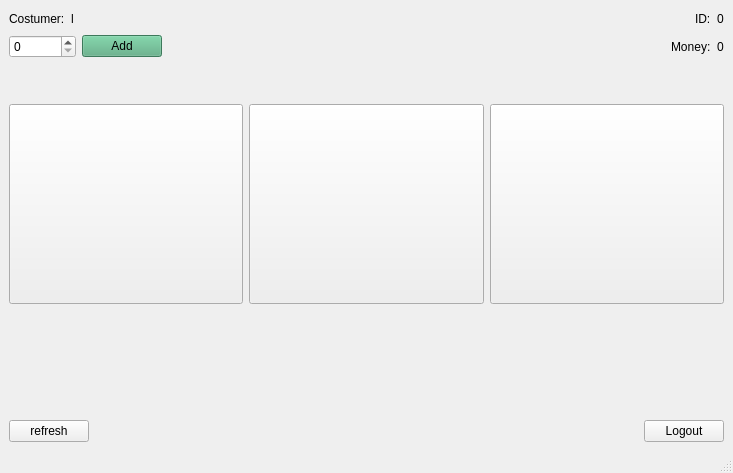
Old version of the form Stor/costumerpage.ui in the repository AP-projects-4001/IUT-s-crackpots.
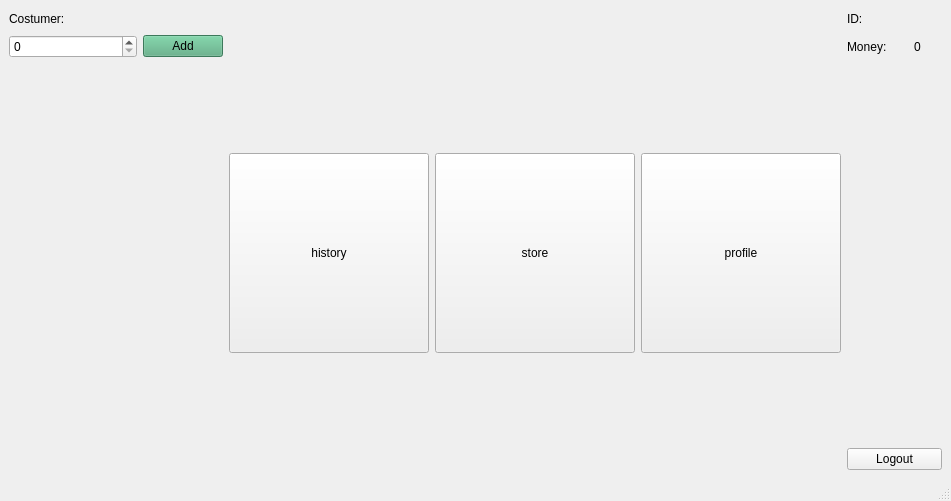
New version of the form.

Diff of the .ui file:
```diff
--- a/Stor/costumerpage.ui
+++ b/Stor/costumerpage.ui
@@ -6,104 +6,25 @@
    <rect>
     <x>0</x>
     <y>0</y>
-    <width>733</width>
-    <height>473</height>
+    <width>951</width>
+    <height>501</height>
    </rect>
   </property>
   <property name="windowTitle">
    <string>MainWindow</string>
   </property>
-  <property name="styleSheet">
-   <string notr="true"/>
-  </property>
   <widget class="QWidget" name="centralwidget">
-   <layout class="QGridLayout" name="gridLayout_3">
-    <item row="0" column="0">
      <layout class="QGridLayout" name="gridLayout_2">
       <item row="0" column="0">
        <layout class="QGridLayout" name="gridLayout">
-        <item row="0" column="0">
-         <layout class="QHBoxLayout" name="horizontalLayout_5">
-          <item>
-           <layout class="QHBoxLayout" name="horizontalLayout_3">
-            <item>
+      <item row="0" column="0" colspan="2">
              <widget class="QLabel" name="label">
               <property name="text">
                <string>Costumer:</string>
               </property>
              </widget>
             </item>
-            <item>
-             <widget class="QLabel" name="usernameLabel">
-              <property name="text">
-               <string>l</string>
-              </property>
-             </widget>
-            </item>
-           </layout>
-          </item>
-          <item>
-           <spacer name="horizontalSpacer_2">
-            <property name="orientation">
-             <enum>Qt::Horizontal</enum>
-            </property>
-            <property name="sizeHint" stdset="0">
-             <size>
-              <width>40</width>
-              <height>20</height>
-             </size>
-            </property>
-           </spacer>
-          </item>
-          <item>
-           <layout class="QHBoxLayout" name="horizontalLayout_4">
-            <item>
-             <widget class="QLabel" name="label_3">
-              <property name="text">
-               <string>ID:</string>
-              </property>
-             </widget>
-            </item>
-            <item>
-             <widget class="QLabel" name="idLabel">
-              <property name="text">
-               <string>0</string>
-              </property>
-             </widget>
-            </item>
-           </layout>
-          </item>
-         </layout>
-        </item>
-        <item row="3" column="0">
-         <layout class="QHBoxLayout" name="horizontalLayout_7">
-          <item>
-           <widget class="QPushButton" name="historyBtn">
-            <property name="minimumSize">
-             <size>
-              <width>200</width>
-              <height>200</height>
-             </size>
-            </property>
-            <property name="text">
-             <string/>
-            </property>
-           </widget>
-          </item>
-          <item>
-           <widget class="QPushButton" name="storeBtn">
-            <property name="minimumSize">
-             <size>
-              <width>200</width>
-              <height>200</height>
-             </size>
-            </property>
-            <property name="text">
-             <string/>
-            </property>
-           </widget>
-          </item>
-          <item>
+      <item row="3" column="8">
            <widget class="QPushButton" name="profileBtn">
             <property name="minimumSize">
              <size>
@@ -112,27 +33,34 @@
              </size>
             </property>
             <property name="text">
-             <string/>
+         <string>profile</string>
             </property>
             <property name="flat">
              <bool>false</bool>
             </property>
            </widget>
           </item>
-         </layout>
-        </item>
-        <item row="1" column="0">
-         <layout class="QHBoxLayout" name="horizontalLayout_6">
-          <item>
-           <layout class="QHBoxLayout" name="horizontalLayout">
-            <item>
-             <widget class="QSpinBox" name="spinBoxMoney">
-              <property name="maximum">
-               <number>1000000000</number>
+      <item row="3" column="7">
+       <widget class="QPushButton" name="storeBtn">
+        <property name="minimumSize">
+         <size>
+          <width>200</width>
+          <height>200</height>
+         </size>
+        </property>
+        <property name="text">
+         <string>store</string>
+        </property>
+       </widget>
+      </item>
+      <item row="1" column="9" colspan="2">
+       <widget class="QLabel" name="label_2">
+        <property name="text">
+         <string>Money:</string>
               </property>
              </widget>
             </item>
-            <item>
+      <item row="1" column="4" colspan="2">
              <widget class="QPushButton" name="addMoney">
               <property name="styleSheet">
                <string notr="true">background-color: rgb(85, 170, 127);</string>
@@ -142,96 +70,69 @@
               </property>
              </widget>
             </item>
-            <item>
-             <spacer name="horizontalSpacer_3">
+      <item row="4" column="1">
+       <spacer name="verticalSpacer_2">
               <property name="orientation">
-               <enum>Qt::Horizontal</enum>
+         <enum>Qt::Vertical</enum>
               </property>
               <property name="sizeHint" stdset="0">
                <size>
-                <width>40</width>
-                <height>20</height>
+          <width>20</width>
+          <height>40</height>
                </size>
               </property>
              </spacer>
             </item>
-           </layout>
-          </item>
-          <item>
-           <layout class="QHBoxLayout" name="horizontalLayout_2">
-            <item>
-             <widget class="QLabel" name="label_2">
-              <property name="text">
-               <string>Money:</string>
+      <item row="1" column="0" colspan="4">
+       <widget class="QSpinBox" name="spinBoxMoney">
+        <property name="maximum">
+         <number>1000000000</number>
               </property>
              </widget>
             </item>
-            <item>
+      <item row="1" column="11">
              <widget class="QLabel" name="moneyLabel">
               <property name="text">
                <string>0</string>
               </property>
              </widget>
             </item>
-           </layout>
-          </item>
-         </layout>
-        </item>
-        <item row="2" column="0">
-         <spacer name="verticalSpacer">
-          <property name="orientation">
-           <enum>Qt::Vertical</enum>
-          </property>
-          <property name="sizeHint" stdset="0">
-           <size>
-            <width>20</width>
-            <height>40</height>
-           </size>
-          </property>
-         </spacer>
-        </item>
-       </layout>
-      </item>
-      <item row="2" column="0">
-       <layout class="QHBoxLayout" name="horizontalLayout_8">
-        <item>
-         <widget class="QPushButton" name="pushButton">
-          <property name="text">
-           <string>refresh</string>
-          </property>
-         </widget>
-        </item>
-        <item>
-         <spacer name="horizontalSpacer">
-          <property name="orientation">
-           <enum>Qt::Horizontal</enum>
-          </property>
-          <property name="sizeHint" stdset="0">
-           <size>
-            <width>40</width>
-            <height>20</height>
-           </size>
-          </property>
-         </spacer>
-        </item>
-        <item>
-         <widget class="QLabel" name="label_4">
+      <item row="0" column="2">
+       <widget class="QLabel" name="usernameLabel">
           <property name="text">
            <string/>
           </property>
          </widget>
         </item>
-        <item>
+      <item row="5" column="9" colspan="3">
          <widget class="QPushButton" name="logoutBtn">
           <property name="text">
            <string>Logout</string>
           </property>
          </widget>
         </item>
-       </layout>
+      <item row="0" column="3" colspan="2">
+       <spacer name="horizontalSpacer">
+        <property name="orientation">
+         <enum>Qt::Horizontal</enum>
+        </property>
+        <property name="sizeHint" stdset="0">
+         <size>
+          <width>40</width>
+          <height>20</height>
+         </size>
+        </property>
+       </spacer>
       </item>
-      <item row="1" column="0">
-       <spacer name="verticalSpacer_2">
+      <item row="0" column="10">
+       <widget class="QLabel" name="idLabel">
+        <property name="text">
+         <string/>
+        </property>
+       </widget>
+      </item>
+      <item row="2" column="5">
+       <spacer name="verticalSpacer">
         <property name="orientation">
          <enum>Qt::Vertical</enum>
         </property>
@@ -243,6 +144,26 @@
         </property>
        </spacer>
       </item>
+      <item row="3" column="6">
+       <widget class="QPushButton" name="historyBtn">
+        <property name="minimumSize">
+         <size>
+          <width>200</width>
+          <height>200</height>
+         </size>
+        </property>
+        <property name="text">
+         <string>history</string>
+        </property>
+       </widget>
+      </item>
+      <item row="0" column="9">
+       <widget class="QLabel" name="label_3">
+        <property name="text">
+         <string>ID:</string>
+        </property>
+       </widget>
+      </item>
      </layout>
     </item>
    </layout>
```
Left out of the diff: 2 changed lines with no effect on the pictures. Lines whose indentation alone changed are shown as unchanged.
